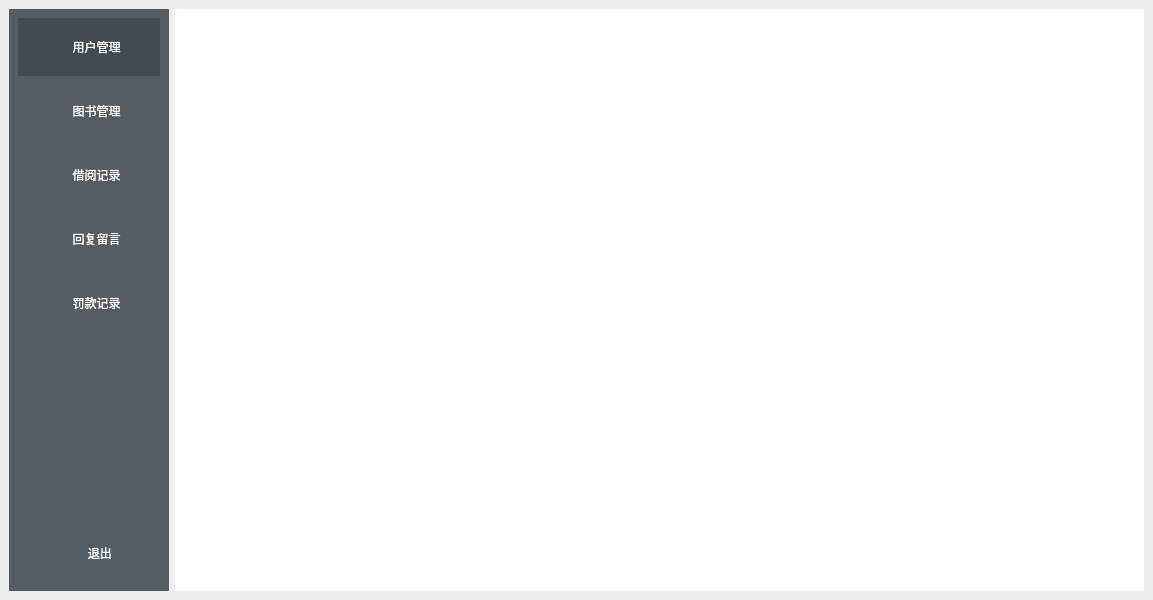
First picture: the form in bookmgr/cell/cell_main.ui, repository ZF-Xie/book-manager, before the edit.
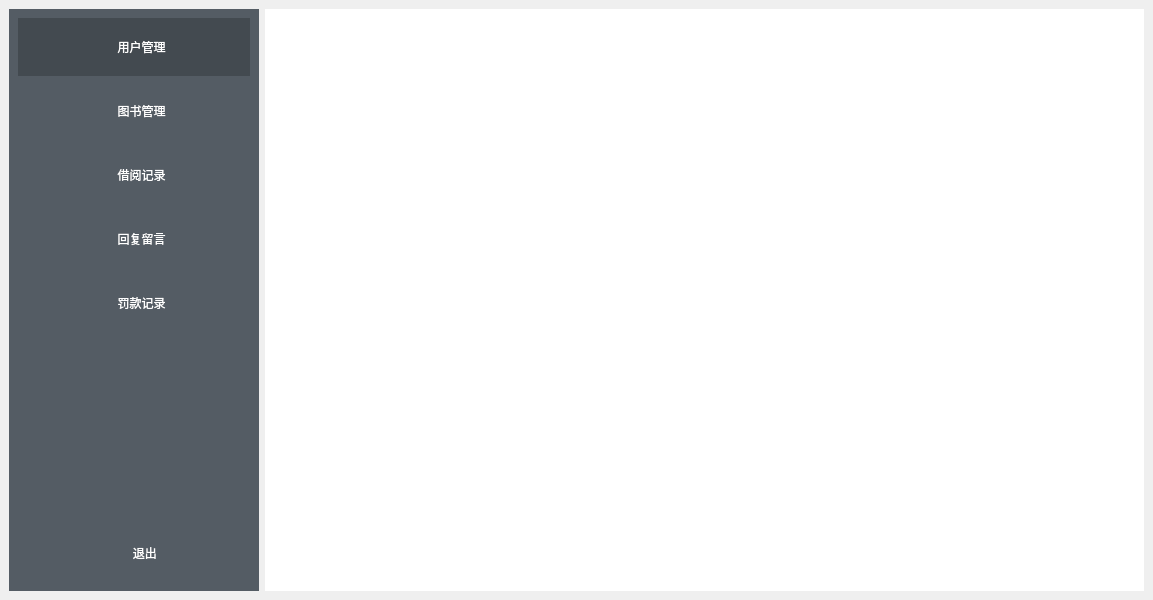
Second picture: the form after the edit. Icons and pictures are not drawn.

Patch:
```diff
--- a/bookmgr/cell/cell_main.ui
+++ b/bookmgr/cell/cell_main.ui
@@ -10,6 +10,12 @@
     <height>600</height>
    </rect>
   </property>
+  <property name="minimumSize">
+   <size>
+    <width>200</width>
+    <height>0</height>
+   </size>
+  </property>
   <property name="windowTitle">
    <string>Cell_Main</string>
   </property>
@@ -25,7 +31,7 @@
      <widget class="QWidget" name="tool" native="true">
       <property name="maximumSize">
        <size>
-        <width>160</width>
+        <width>250</width>
         <height>16777215</height>
        </size>
       </property>
```
